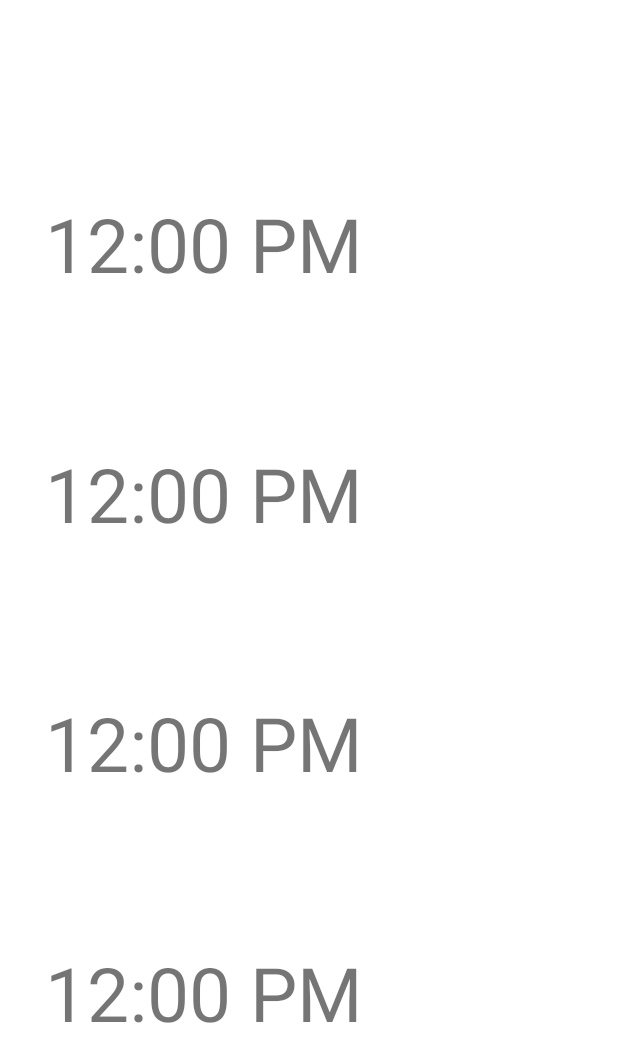
After one commit to jaemin-Yoo/SleepNow, an Android app: the layout dialog_time_list.xml on its own in the app's theme, with its tools: preview values and no code run, on a phone screen of 412 x 824 dp. The commit adds this screen. Shown: the top 1062 px of the screen. Run offline under Robolectric (Android 15) with nearby library versions, the phone set to English and light mode, and no system bars.

Commit message:
Add Dialog and EventWrapper

```diff
--- /dev/null
+++ b/SleepNow/app/src/main/res/layout/dialog_time_list.xml
@@ -0,0 +1,80 @@
+<?xml version="1.0" encoding="utf-8"?>
+<androidx.constraintlayout.widget.ConstraintLayout xmlns:android="http://schemas.android.com/apk/res/android"
+    xmlns:app="http://schemas.android.com/apk/res-auto"
+    android:layout_width="match_parent"
+    android:layout_height="match_parent"
+    android:padding="30dp">
+
+    <LinearLayout
+        android:id="@+id/linear1"
+        android:layout_width="match_parent"
+        android:layout_height="wrap_content"
+        android:orientation="vertical"
+        app:layout_constraintTop_toTopOf="parent"
+        app:layout_constraintStart_toStartOf="parent"
+        app:layout_constraintEnd_toEndOf="parent"
+        app:layout_constraintBottom_toTopOf="@id/linear2">
+
+        <TextView
+            android:layout_width="wrap_content"
+            android:layout_height="wrap_content"
+            android:text="12:00 PM"
+            android:textSize="50dp"/>
+
+    </LinearLayout>
+
+    <LinearLayout
+        android:id="@+id/linear2"
+        android:layout_width="match_parent"
+        android:layout_height="wrap_content"
+        android:orientation="vertical"
+        app:layout_constraintTop_toBottomOf="@id/linear1"
+        app:layout_constraintStart_toStartOf="parent"
+        app:layout_constraintEnd_toEndOf="parent"
+        app:layout_constraintBottom_toTopOf="@id/linear3">
+
+        <TextView
+            android:layout_width="wrap_content"
+            android:layout_height="wrap_content"
+            android:text="12:00 PM"
+            android:textSize="50dp"/>
+
+    </LinearLayout>
+
+    <LinearLayout
+        android:id="@+id/linear3"
+        android:layout_width="match_parent"
+        android:layout_height="wrap_content"
+        android:orientation="vertical"
+        app:layout_constraintTop_toBottomOf="@id/linear2"
+        app:layout_constraintStart_toStartOf="parent"
+        app:layout_constraintEnd_toEndOf="parent"
+        app:layout_constraintBottom_toTopOf="@id/linear4">
+
+        <TextView
+            android:layout_width="wrap_content"
+            android:layout_height="wrap_content"
+            android:text="12:00 PM"
+            android:textSize="50dp"/>
+
+    </LinearLayout>
+
+    <LinearLayout
+        android:id="@+id/linear4"
+        android:layout_width="match_parent"
+        android:layout_height="wrap_content"
+        android:orientation="vertical"
+        app:layout_constraintTop_toBottomOf="@id/linear3"
+        app:layout_constraintStart_toStartOf="parent"
+        app:layout_constraintEnd_toEndOf="parent"
+        app:layout_constraintBottom_toBottomOf="parent">
+
+        <TextView
+            android:layout_width="wrap_content"
+            android:layout_height="wrap_content"
+            android:text="12:00 PM"
+            android:textSize="50dp"/>
+
+    </LinearLayout>
+
+</androidx.constraintlayout.widget.ConstraintLayout>
```
Also changed, not shown: SleepNow/app/src/main/java/com/example/sleepnow/Event.kt (added, +20 -0 lines), SleepNow/app/src/main/java/com/example/sleepnow/EventObserver.kt (added, +11 -0 lines), SleepNow/app/src/main/java/com/example/sleepnow/MainActivity.kt (+9 -0 lines), SleepNow/app/src/main/java/com/example/sleepnow/dialogs/CustomDialog.kt (added, +18 -0 lines), SleepNow/app/src/main/java/com/example/sleepnow/viewmodels/MainViewModel.kt (+10 -0 lines).
